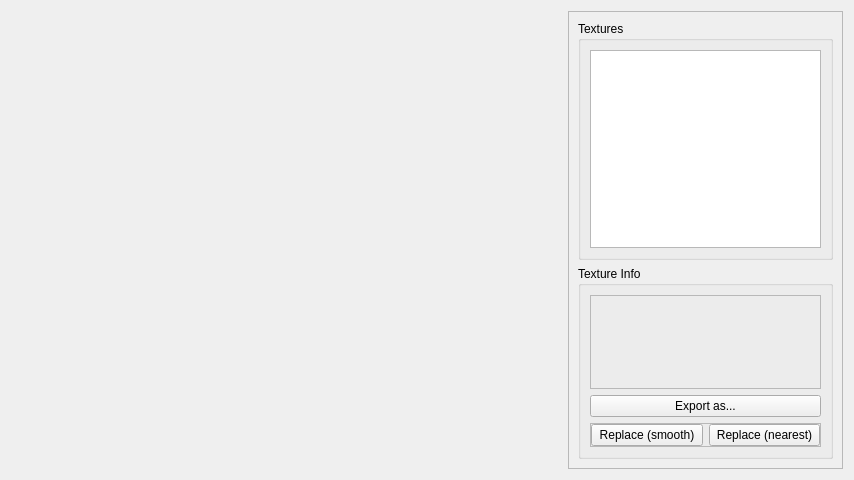
Old version of the form Tools/KFModTool/texturedbviewer.ui in the repository IvanDSM/KingsFieldRE.
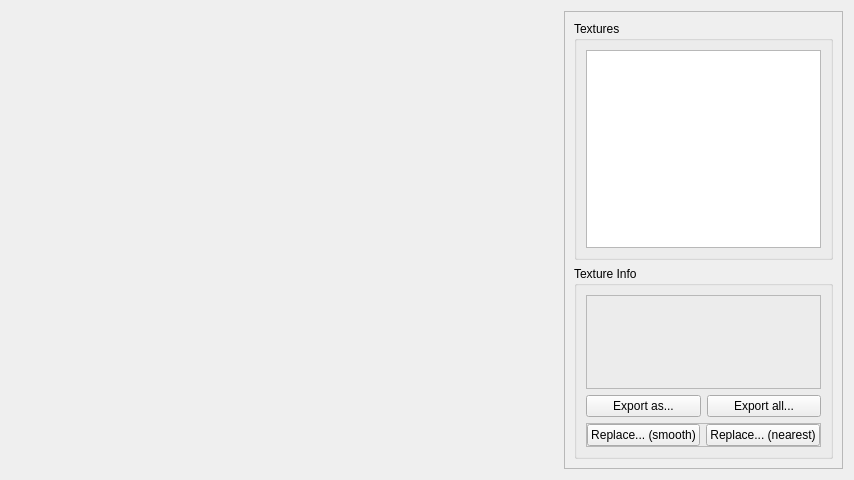
New version of the form. Icons and pictures are not drawn.

```diff
--- a/Tools/KFModTool/texturedbviewer.ui
+++ b/Tools/KFModTool/texturedbviewer.ui
@@ -129,6 +129,11 @@
           </widget>
          </item>
          <item>
+          <layout class="QHBoxLayout" name="exportLayout">
+           <property name="topMargin">
+            <number>0</number>
+           </property>
+           <item>
           <widget class="QPushButton" name="exportBtn">
            <property name="text">
             <string>Export as...</string>
@@ -136,6 +141,15 @@
           </widget>
          </item>
          <item>
+            <widget class="QPushButton" name="exportAllBtn">
+             <property name="text">
+              <string>Export all...</string>
+             </property>
+            </widget>
+           </item>
+          </layout>
+         </item>
+         <item>
           <widget class="QFrame" name="replaceFrame">
            <property name="frameShape">
             <enum>QFrame::StyledPanel</enum>
@@ -159,14 +173,14 @@
             <item>
              <widget class="QPushButton" name="replaceSBtn">
               <property name="text">
-               <string>Replace (smooth)</string>
+               <string>Replace... (smooth)</string>
               </property>
              </widget>
             </item>
             <item>
              <widget class="QPushButton" name="replaceNBtn">
               <property name="text">
-               <string>Replace (nearest)</string>
+               <string>Replace... (nearest)</string>
               </property>
              </widget>
             </item>
```
Lines whose indentation alone changed are shown as unchanged.
